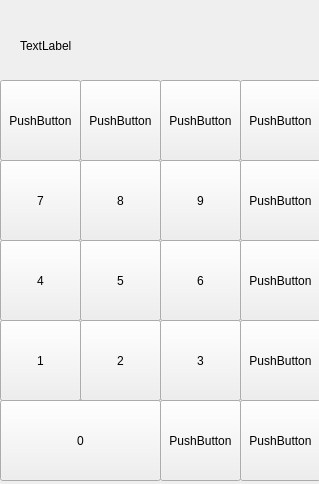
Qt form mainwindow.ui (mariiasmir/testApp) before a commit.
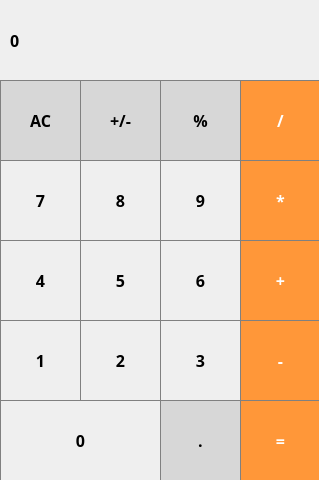
The same form after that commit. Icons and pictures are not drawn.

Commit message: The Calculator is done and ready to use!

The edit to the form file:
```diff
--- a/mainwindow.ui
+++ b/mainwindow.ui
@@ -7,7 +7,7 @@
     <x>0</x>
     <y>0</y>
     <width>319</width>
-    <height>484</height>
+    <height>480</height>
    </rect>
   </property>
   <property name="windowTitle">
@@ -17,14 +17,30 @@
    <widget class="QLabel" name="labelResult">
     <property name="geometry">
      <rect>
-      <x>20</x>
-      <y>20</y>
-      <width>291</width>
-      <height>51</height>
+      <x>10</x>
+      <y>10</y>
+      <width>301</width>
+      <height>61</height>
      </rect>
     </property>
+    <property name="font">
+     <font>
+      <family>Century Gothic</family>
+      <pointsize>12</pointsize>
+      <weight>75</weight>
+      <bold>true</bold>
+     </font>
+    </property>
+    <property name="styleSheet">
+     <string notr="true">QLabel {
+  qproperty-alignment: 'AlignVCenter | AlignRight';
+  border: 1px solid gray;
+}
+
+background-color : white;</string>
+    </property>
     <property name="text">
-     <string>TextLabel</string>
+     <string>0</string>
     </property>
    </widget>
    <widget class="QPushButton" name="pushButton">
@@ -36,8 +52,26 @@
       <height>81</height>
      </rect>
     </property>
+    <property name="font">
+     <font>
+      <family>Century Gothic</family>
+      <pointsize>12</pointsize>
+      <weight>75</weight>
+      <bold>true</bold>
+     </font>
+    </property>
+    <property name="styleSheet">
+     <string notr="true">QPushButton {
+  background-color: rgb(215, 215, 215);
+  border: 1px solid gray;
+}
+QPushButton:pressed {
+    background-color: qlineargradient(x1: 0, y1: 0, x2: 0, y2: 1,
+                                      stop: 0 #BEBEBE, stop: 1 #D7D7D7);
+}</string>
+    </property>
     <property name="text">
-     <string>PushButton</string>
+     <string>AC</string>
     </property>
    </widget>
    <widget class="QPushButton" name="pushButton_2">
@@ -49,8 +83,26 @@
       <height>81</height>
      </rect>
     </property>
+    <property name="font">
+     <font>
+      <family>Century Gothic</family>
+      <pointsize>12</pointsize>
+      <weight>75</weight>
+      <bold>true</bold>
+     </font>
+    </property>
+    <property name="styleSheet">
+     <string notr="true">QPushButton {
+  background-color: rgb(215, 215, 215);
+  border: 1px solid gray;
+}
+QPushButton:pressed {
+    background-color: qlineargradient(x1: 0, y1: 0, x2: 0, y2: 1,
+                                      stop: 0 #BEBEBE, stop: 1 #D7D7D7);
+}</string>
+    </property>
     <property name="text">
-     <string>PushButton</string>
+     <string>+/-</string>
     </property>
    </widget>
    <widget class="QPushButton" name="pushButton_3">
@@ -62,8 +114,26 @@
       <height>81</height>
      </rect>
     </property>
+    <property name="font">
+     <font>
+      <family>Century Gothic</family>
+      <pointsize>12</pointsize>
+      <weight>75</weight>
+      <bold>true</bold>
+     </font>
+    </property>
+    <property name="styleSheet">
+     <string notr="true">QPushButton {
+  background-color: rgb(215, 215, 215);
+  border: 1px solid gray;
+}
+QPushButton:pressed {
+    background-color: qlineargradient(x1: 0, y1: 0, x2: 0, y2: 1,
+                                      stop: 0 #BEBEBE, stop: 1 #D7D7D7);
+}</string>
+    </property>
     <property name="text">
-     <string>PushButton</string>
+     <string>%</string>
     </property>
    </widget>
    <widget class="QPushButton" name="pushButton_4">
@@ -75,8 +145,28 @@
       <height>81</height>
      </rect>
     </property>
+    <property name="font">
+     <font>
+      <family>Century Gothic</family>
+      <pointsize>12</pointsize>
+      <weight>75</weight>
+      <bold>true</bold>
+     </font>
+    </property>
+    <property name="styleSheet">
+     <string notr="true">QPushButton {
+  background-color: rgb(255, 151, 57);
+  color: white; 
+  border: 1px solid gray;
+}
+
+QPushButton:pressed {
+    background-color: qlineargradient(x1: 0, y1: 0, x2: 0, y2: 1,
+                                      stop: 0 #FF7832, stop: 1 #FF9739);
+}</string>
+    </property>
     <property name="text">
-     <string>PushButton</string>
+     <string>/</string>
     </property>
    </widget>
    <widget class="QPushButton" name="btn7">
@@ -88,6 +178,23 @@
       <height>81</height>
      </rect>
     </property>
+    <property name="font">
+     <font>
+      <family>Century Gothic</family>
+      <pointsize>12</pointsize>
+      <weight>75</weight>
+      <bold>true</bold>
+     </font>
+    </property>
+    <property name="styleSheet">
+     <string notr="true">QPushButton {
+   border: 1px solid gray;
+}
+QPushButton:pressed {
+    background-color: qlineargradient(x1: 0, y1: 0, x2: 0, y2: 1,
+                                      stop: 0 #dadbde, stop: 1 #f6f7fa);
+}</string>
+    </property>
     <property name="text">
      <string>7</string>
     </property>
@@ -101,6 +208,23 @@
       <height>81</height>
      </rect>
     </property>
+    <property name="font">
+     <font>
+      <family>Century Gothic</family>
+      <pointsize>12</pointsize>
+      <weight>75</weight>
+      <bold>true</bold>
+     </font>
+    </property>
+    <property name="styleSheet">
+     <string notr="true">QPushButton {
+   border: 1px solid gray;
+}
+QPushButton:pressed {
+    background-color: qlineargradient(x1: 0, y1: 0, x2: 0, y2: 1,
+                                      stop: 0 #dadbde, stop: 1 #f6f7fa);
+}</string>
+    </property>
     <property name="text">
      <string>8</string>
     </property>
@@ -114,6 +238,23 @@
       <height>81</height>
      </rect>
     </property>
+    <property name="font">
+     <font>
+      <family>Century Gothic</family>
+      <pointsize>12</pointsize>
+      <weight>75</weight>
+      <bold>true</bold>
+     </font>
+    </property>
+    <property name="styleSheet">
+     <string notr="true">QPushButton {
+   border: 1px solid gray;
+}
+QPushButton:pressed {
+    background-color: qlineargradient(x1: 0, y1: 0, x2: 0, y2: 1,
+                                      stop: 0 #dadbde, stop: 1 #f6f7fa);
+}</string>
+    </property>
     <property name="text">
      <string>9</string>
     </property>
@@ -127,8 +268,28 @@
       <height>81</height>
      </rect>
     </property>
+    <property name="font">
+     <font>
+      <family>Century Gothic</family>
+      <pointsize>12</pointsize>
+      <weight>75</weight>
+      <bold>true</bold>
+     </font>
+    </property>
+    <property name="styleSheet">
+     <string notr="true">QPushButton {
+  background-color: rgb(255, 151, 57);
+  color: white; 
+  border: 1px solid gray;
+}
+
+QPushButton:pressed {
+    background-color: qlineargradient(x1: 0, y1: 0, x2: 0, y2: 1,
+                                      stop: 0 #FF7832, stop: 1 #FF9739);
+}</string>
+    </property>
     <property name="text">
-     <string>PushButton</string>
+     <string>*</string>
     </property>
    </widget>
    <widget class="QPushButton" name="btn4">
@@ -140,6 +301,23 @@
       <height>81</height>
      </rect>
     </property>
+    <property name="font">
+     <font>
+      <family>Century Gothic</family>
+      <pointsize>12</pointsize>
+      <weight>75</weight>
+      <bold>true</bold>
+     </font>
+    </property>
+    <property name="styleSheet">
+     <string notr="true">QPushButton {
+   border: 1px solid gray;
+}
+QPushButton:pressed {
+    background-color: qlineargradient(x1: 0, y1: 0, x2: 0, y2: 1,
+                                      stop: 0 #dadbde, stop: 1 #f6f7fa);
+}</string>
+    </property>
     <property name="text">
      <string>4</string>
     </property>
@@ -153,6 +331,23 @@
       <height>81</height>
      </rect>
     </property>
+    <property name="font">
+     <font>
+      <family>Century Gothic</family>
+      <pointsize>12</pointsize>
+      <weight>75</weight>
+      <bold>true</bold>
+     </font>
+    </property>
+    <property name="styleSheet">
+     <string notr="true">QPushButton {
+   border: 1px solid gray;
+}
+QPushButton:pressed {
+    background-color: qlineargradient(x1: 0, y1: 0, x2: 0, y2: 1,
+                                      stop: 0 #dadbde, stop: 1 #f6f7fa);
+}</string>
+    </property>
     <property name="text">
      <string>5</string>
     </property>
@@ -166,6 +361,23 @@
       <height>81</height>
      </rect>
     </property>
+    <property name="font">
+     <font>
+      <family>Century Gothic</family>
+      <pointsize>12</pointsize>
+      <weight>75</weight>
+      <bold>true</bold>
+     </font>
+    </property>
+    <property name="styleSheet">
+     <string notr="true">QPushButton {
+   border: 1px solid gray;
+}
+QPushButton:pressed {
+    background-color: qlineargradient(x1: 0, y1: 0, x2: 0, y2: 1,
+                                      stop: 0 #dadbde, stop: 1 #f6f7fa);
+}</string>
+    </property>
     <property name="text">
      <string>6</string>
     </property>
@@ -179,8 +391,28 @@
       <height>81</height>
      </rect>
     </property>
+    <property name="font">
+     <font>
+      <family>Century Gothic</family>
+      <pointsize>12</pointsize>
+      <weight>75</weight>
+      <bold>true</bold>
+     </font>
+    </property>
+    <property name="styleSheet">
+     <string notr="true">QPushButton {
+  background-color: rgb(255, 151, 57);
+  color: white; 
+  border: 1px solid gray;
+}
+
+QPushButton:pressed {
+    background-color: qlineargradient(x1: 0, y1: 0, x2: 0, y2: 1,
+                                      stop: 0 #FF7832, stop: 1 #FF9739);
+}</string>
+    </property>
     <property name="text">
-     <string>PushButton</string>
+     <string>+</string>
     </property>
    </widget>
    <widget class="QPushButton" name="btn1">
@@ -192,6 +424,23 @@
       <height>81</height>
      </rect>
     </property>
+    <property name="font">
+     <font>
+      <family>Century Gothic</family>
+      <pointsize>12</pointsize>
+      <weight>75</weight>
+      <bold>true</bold>
+     </font>
+    </property>
+    <property name="styleSheet">
+     <string notr="true">QPushButton {
+   border: 1px solid gray;
+}
+QPushButton:pressed {
+    background-color: qlineargradient(x1: 0, y1: 0, x2: 0, y2: 1,
+                                      stop: 0 #dadbde, stop: 1 #f6f7fa);
+}</string>
+    </property>
     <property name="text">
      <string>1</string>
     </property>
@@ -205,6 +454,23 @@
       <height>81</height>
      </rect>
     </property>
+    <property name="font">
+     <font>
+      <family>Century Gothic</family>
+      <pointsize>12</pointsize>
+      <weight>75</weight>
+      <bold>true</bold>
+     </font>
+    </property>
+    <property name="styleSheet">
+     <string notr="true">QPushButton {
+   border: 1px solid gray;
+}
+QPushButton:pressed {
+    background-color: qlineargradient(x1: 0, y1: 0, x2: 0, y2: 1,
+                                      stop: 0 #dadbde, stop: 1 #f6f7fa);
+}</string>
+    </property>
     <property name="text">
      <string>2</string>
     </property>
@@ -218,6 +484,23 @@
       <height>81</height>
      </rect>
     </property>
+    <property name="font">
+     <font>
+      <family>Century Gothic</family>
+      <pointsize>12</pointsize>
+      <weight>75</weight>
+      <bold>true</bold>
+     </font>
+    </property>
+    <property name="styleSheet">
+     <string notr="true">QPushButton {
+   border: 1px solid gray;
+}
+QPushButton:pressed {
+    background-color: qlineargradient(x1: 0, y1: 0, x2: 0, y2: 1,
+                                      stop: 0 #dadbde, stop: 1 #f6f7fa);
+}</string>
+    </property>
     <property name="text">
      <string>3</string>
     </property>
@@ -231,8 +514,28 @@
       <height>81</height>
      </rect>
     </property>
+    <property name="font">
+     <font>
+      <family>Century Gothic</family>
+      <pointsize>12</pointsize>
+      <weight>75</weight>
+      <bold>true</bold>
+     </font>
+    </property>
+    <property name="styleSheet">
+     <string notr="true">QPushButton {
+  background-color: rgb(255, 151, 57);
+  color: white; 
+  border: 1px solid gray;
+}
+
+QPushButton:pressed {
+    background-color: qlineargradient(x1: 0, y1: 0, x2: 0, y2: 1,
+                                      stop: 0 #FF7832, stop: 1 #FF9739);
+}</string>
+    </property>
     <property name="text">
-     <string>PushButton</string>
+     <string>-</string>
     </property>
    </widget>
    <widget class="QPushButton" name="btn0">
@@ -244,6 +547,23 @@
       <height>81</height>
      </rect>
     </property>
+    <property name="font">
+     <font>
+      <family>Century Gothic</family>
+      <pointsize>12</pointsize>
+      <weight>75</weight>
+      <bold>true</bold>
+     </font>
+    </property>
+    <property name="styleSheet">
+     <string notr="true">QPushButton {
+   border: 1px solid gray;
+}
+QPushButton:pressed {
+    background-color: qlineargradient(x1: 0, y1: 0, x2: 0, y2: 1,
+                                      stop: 0 #dadbde, stop: 1 #f6f7fa);
+}</string>
+    </property>
     <property name="text">
      <string>0</string>
     </property>
@@ -257,8 +577,26 @@
       <height>81</height>
      </rect>
     </property>
+    <property name="font">
+     <font>
+      <family>Century Gothic</family>
+      <pointsize>12</pointsize>
+      <weight>75</weight>
+      <bold>true</bold>
+     </font>
+    </property>
+    <property name="styleSheet">
+     <string notr="true">QPushButton {
+  background-color: rgb(215, 215, 215);
+  border: 1px solid gray;
+}
+QPushButton:pressed {
+    background-color: qlineargradient(x1: 0, y1: 0, x2: 0, y2: 1,
+                                      stop: 0 #BEBEBE, stop: 1 #D7D7D7);
+}</string>
+    </property>
     <property name="text">
-     <string>PushButton</string>
+     <string>.</string>
     </property>
    </widget>
    <widget class="QPushButton" name="pushButton_20">
@@ -270,8 +608,28 @@
       <height>81</height>
      </rect>
     </property>
+    <property name="font">
+     <font>
+      <family>Century Gothic</family>
+      <pointsize>12</pointsize>
+      <weight>75</weight>
+      <bold>true</bold>
+     </font>
+    </property>
+    <property name="styleSheet">
+     <string notr="true">QPushButton {
+  background-color: rgb(255, 151, 57);
+  color: white; 
+  border: 1px solid gray;
+}
+
+QPushButton:pressed {
+    background-color: qlineargradient(x1: 0, y1: 0, x2: 0, y2: 1,
+                                      stop: 0 #FF7832, stop: 1 #FF9739);
+}</string>
+    </property>
     <property name="text">
-     <string>PushButton</string>
+     <string>=</string>
     </property>
    </widget>
   </widget>
```
Left out of the diff: 24 changed lines with no effect on the pictures. The commit also changes 2 other files.
